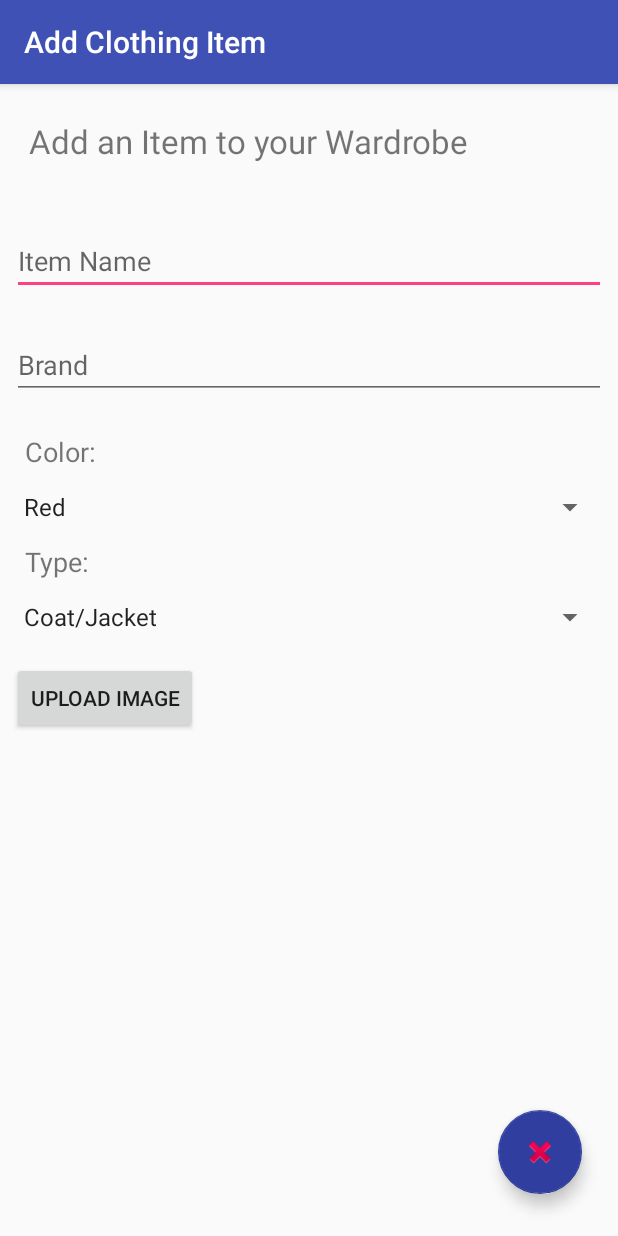
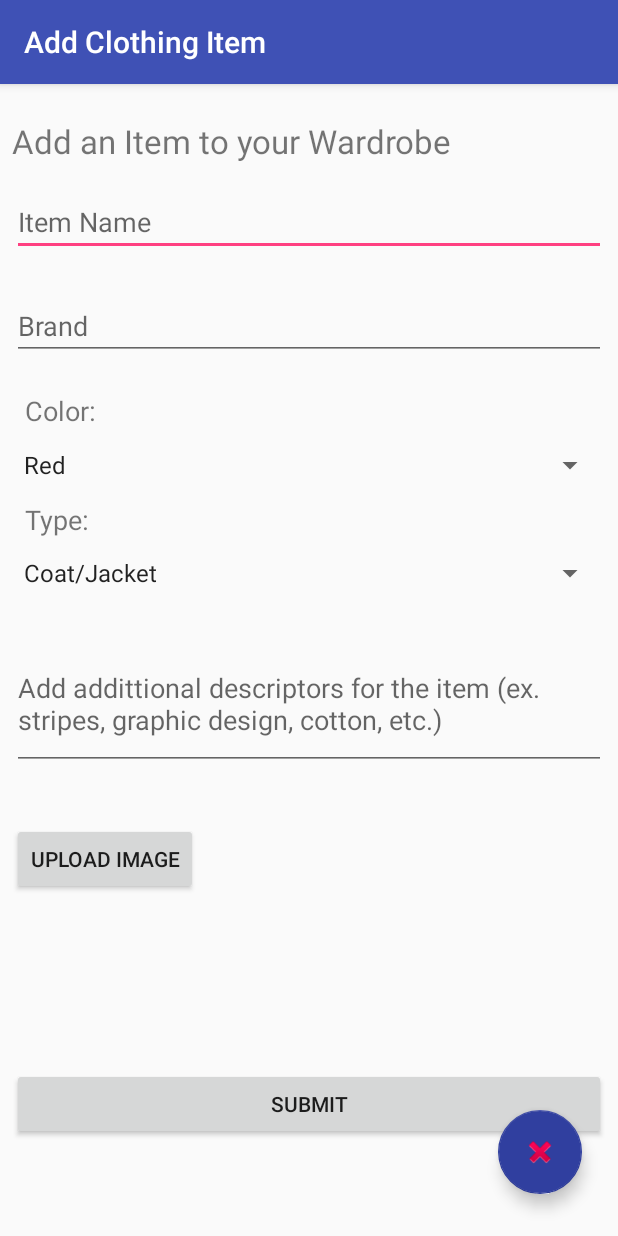
Before and after one commit to DWShuo/wardrobeOS, an Android app: the basic_activity screen opened directly, with no data from a screen before it, on a phone screen of 412 x 824 dp. Run offline under Robolectric (Android 15) with nearby library versions, the light colour scheme and no system bars.

Commit message:
finished add item functionality

```diff
--- a/WardrobeOS/app/src/main/java/com/example/huange2/wardrobeos/MainActivity.java
+++ b/WardrobeOS/app/src/main/java/com/example/huange2/wardrobeos/MainActivity.java
@@ -59,4 +59,6 @@ public class MainActivity extends AppCompatActivity {
         });
     }
 
+
+
 }
--- a/WardrobeOS/app/src/main/java/com/example/huange2/wardrobeos/basic_activity.java
+++ b/WardrobeOS/app/src/main/java/com/example/huange2/wardrobeos/basic_activity.java
@@ -12,7 +12,9 @@ import android.support.v7.app.AppCompatActivity;
 import android.support.v7.widget.Toolbar;
 import android.view.View;
 import android.widget.Button;
+import android.widget.EditText;
 import android.widget.ImageView;
+import android.widget.Spinner;
 
 public class basic_activity extends AppCompatActivity {
 
@@ -53,6 +55,24 @@ public class basic_activity extends AppCompatActivity {
         });
     }
 
+    //submit a manually inputted item
+    public void submititem(View button) {
+        // Do click handling here
+        final EditText nameField = (EditText) findViewById(R.id.EditTextName);
+        String name = nameField.getText().toString();
+        final EditText brandField = (EditText) findViewById(R.id.EditBrandName);
+        String brand = brandField.getText().toString();
+        final EditText descriptionsField = (EditText) findViewById(R.id.EditTextFeedbackBody);
+        String description = descriptionsField.getText().toString();
+
+        final Spinner colorSpinner = (Spinner) findViewById(R.id.SpinnerColorType);
+        String color = colorSpinner.getSelectedItem().toString();
+        final Spinner typeSpinner = (Spinner) findViewById(R.id.SpinnerFeedbackType);
+        String type = typeSpinner.getSelectedItem().toString();
+        finish();
+
+    }
+
     @Override
     protected void onActivityResult(int requestCode, int resultCode, Intent data) {
         super.onActivityResult(requestCode, resultCode, data);
--- a/WardrobeOS/app/src/main/res/layout/activity_basic_activity.xml
+++ b/WardrobeOS/app/src/main/res/layout/activity_basic_activity.xml
@@ -55,7 +55,7 @@
         android:textSize="10pt"
         app:layout_constraintBottom_toBottomOf="parent"
         app:layout_constraintEnd_toEndOf="parent"
-        app:layout_constraintHorizontal_bias="0.108"
+        app:layout_constraintHorizontal_bias="0.0"
         app:layout_constraintStart_toStartOf="parent"
         app:layout_constraintTop_toTopOf="parent"
         app:layout_constraintVertical_bias="0.092"></TextView>
@@ -71,9 +71,10 @@
         android:hint="Item Name"
         app:layout_constraintBottom_toBottomOf="parent"
         app:layout_constraintEnd_toEndOf="parent"
+        app:layout_constraintHorizontal_bias="0.0"
         app:layout_constraintStart_toStartOf="parent"
         app:layout_constraintTop_toTopOf="parent"
-        app:layout_constraintVertical_bias="0.188"></EditText>
+        app:layout_constraintVertical_bias="0.154"></EditText>
 
     <EditText
         android:id="@+id/EditBrandName"
@@ -89,7 +90,7 @@
         app:layout_constraintHorizontal_bias="0.0"
         app:layout_constraintStart_toStartOf="parent"
         app:layout_constraintTop_toTopOf="parent"
-        app:layout_constraintVertical_bias="0.279"></EditText>
+        app:layout_constraintVertical_bias="0.245"></EditText>
 
     <TextView
         android:id="@+id/TextViewColor"
@@ -103,10 +104,10 @@
         android:textSize="8pt"
         app:layout_constraintBottom_toBottomOf="parent"
         app:layout_constraintEnd_toEndOf="parent"
-        app:layout_constraintHorizontal_bias="0.025"
+        app:layout_constraintHorizontal_bias="0.024"
         app:layout_constraintStart_toStartOf="parent"
         app:layout_constraintTop_toTopOf="parent"
-        app:layout_constraintVertical_bias="0.358"></TextView>
+        app:layout_constraintVertical_bias="0.323"></TextView>
 
     <Spinner
         android:id="@+id/SpinnerColorType"
@@ -123,7 +124,7 @@
         app:layout_constraintHorizontal_bias="0.0"
         app:layout_constraintStart_toStartOf="parent"
         app:layout_constraintTop_toTopOf="parent"
-        app:layout_constraintVertical_bias="0.406"></Spinner>
+        app:layout_constraintVertical_bias="0.37"></Spinner>
 
     <TextView
         android:id="@+id/TextViewType"
@@ -140,7 +141,7 @@
         app:layout_constraintHorizontal_bias="0.024"
         app:layout_constraintStart_toStartOf="parent"
         app:layout_constraintTop_toTopOf="parent"
-        app:layout_constraintVertical_bias="0.452"></TextView>
+        app:layout_constraintVertical_bias="0.416"></TextView>
 
     <Spinner
         android:id="@+id/SpinnerFeedbackType"
@@ -157,7 +158,7 @@
         app:layout_constraintHorizontal_bias="0.0"
         app:layout_constraintStart_toStartOf="parent"
         app:layout_constraintTop_toTopOf="@+id/appBarLayout"
-        app:layout_constraintVertical_bias="0.499"></Spinner>
+        app:layout_constraintVertical_bias="0.462"></Spinner>
 
     <Button
         android:id="@+id/buttonLoadPicture"
@@ -175,7 +176,7 @@
         app:layout_constraintHorizontal_bias="0.0"
         app:layout_constraintStart_toStartOf="parent"
         app:layout_constraintTop_toTopOf="parent"
-        app:layout_constraintVertical_bias="0.57"></Button>
+        app:layout_constraintVertical_bias="0.711"></Button>
 
     <ImageView
         android:id="@+id/imgView"
@@ -191,7 +192,39 @@
         app:layout_constraintHorizontal_bias="0.0"
         app:layout_constraintStart_toStartOf="parent"
         app:layout_constraintTop_toTopOf="parent"
-        app:layout_constraintVertical_bias="0.239"></ImageView>
+        app:layout_constraintVertical_bias="0.526"></ImageView>
+
+    <EditText
+        android:id="@+id/EditTextFeedbackBody"
+        android:layout_width="fill_parent"
+        android:layout_height="wrap_content"
+        android:layout_marginBottom="8dp"
+        android:layout_marginEnd="8dp"
+        android:layout_marginStart="8dp"
+        android:layout_marginTop="8dp"
+        android:hint="@string/feedbackbody"
+        android:inputType="textMultiLine"
+        android:lines="3"
+        app:layout_constraintBottom_toBottomOf="parent"
+        app:layout_constraintEnd_toEndOf="parent"
+        app:layout_constraintHorizontal_bias="0.0"
+        app:layout_constraintStart_toStartOf="parent"
+        app:layout_constraintTop_toTopOf="parent"
+        app:layout_constraintVertical_bias="0.58"></EditText>
+
+    <Button
+        android:id="@+id/ButtonSendFeedback"
+        android:layout_width="fill_parent"
+        android:layout_height="wrap_content"
+        android:layout_marginBottom="64dp"
+        android:layout_marginEnd="8dp"
+        android:layout_marginStart="8dp"
+        android:onClick="submititem"
+        android:text="@string/submitbutton"
+        app:layout_constraintBottom_toBottomOf="parent"
+        app:layout_constraintEnd_toEndOf="parent"
+        app:layout_constraintHorizontal_bias="0.0"
+        app:layout_constraintStart_toStartOf="parent"></Button>
 
 
 
--- a/WardrobeOS/app/src/main/res/values/strings.xml
+++ b/WardrobeOS/app/src/main/res/values/strings.xml
@@ -31,4 +31,8 @@
     <string name="colortype10">Black</string>
     <string name="colortype11">White</string>
     <string name="colortype">Color</string>
+
+    <string name="feedbackbody">Add addittional descriptors for the item (ex. stripes, graphic design, cotton, etc.)</string>
+
+    <string name="submitbutton">Submit</string>
 </resources>
```
